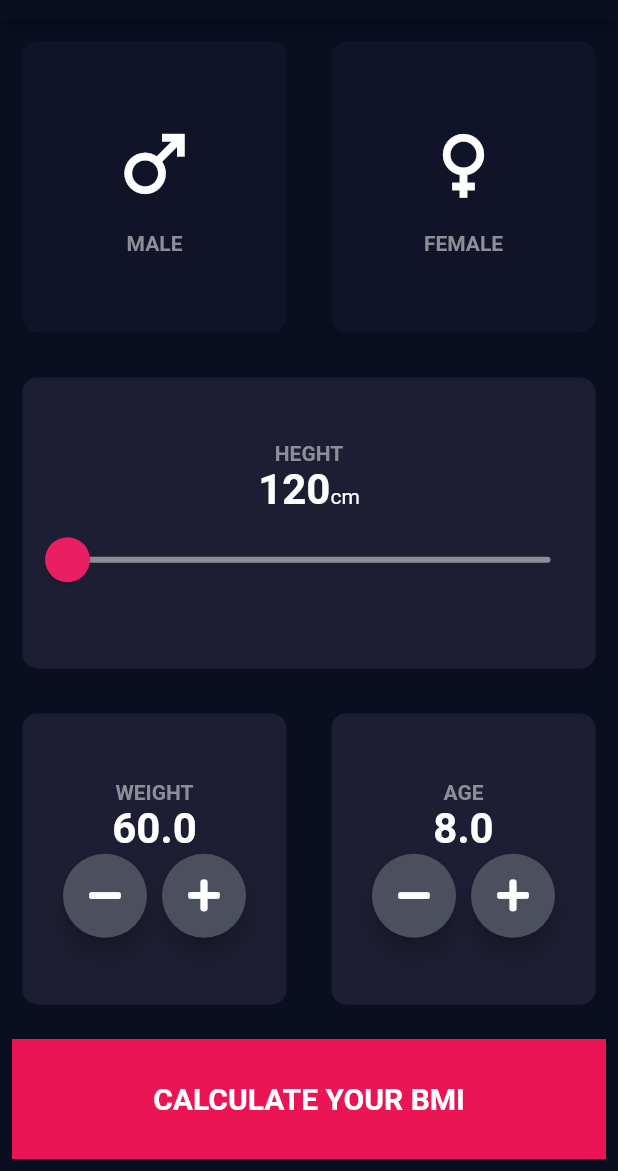
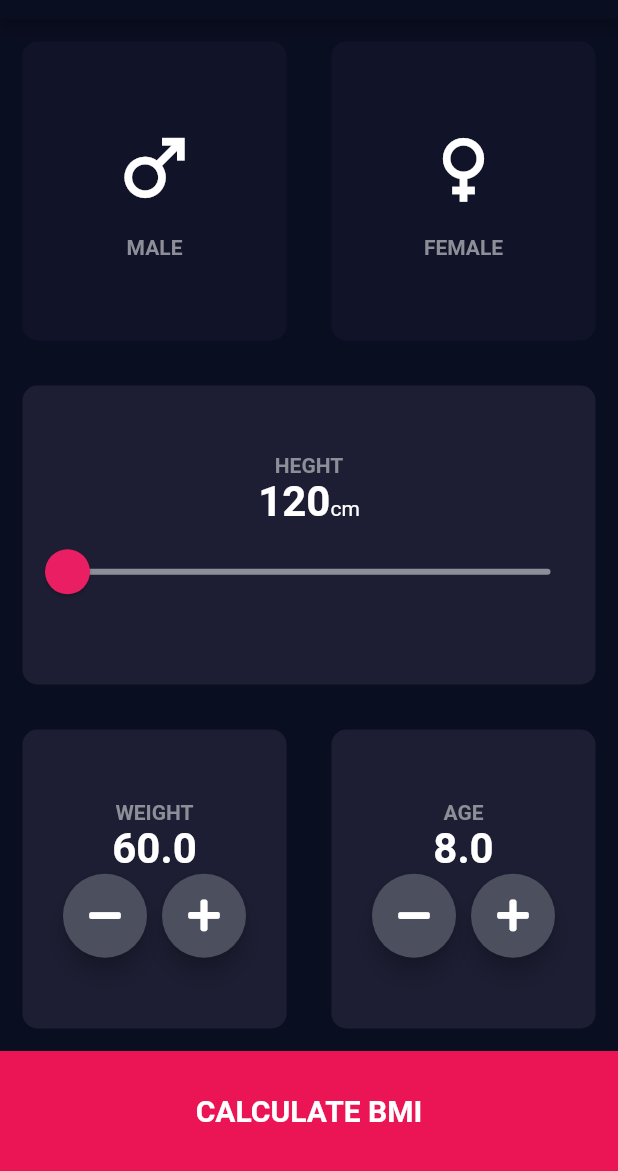
Before and after one commit to LifeAsADropOut/BMI-APP, a Flutter app: the screen it shows after launch, on a phone screen of 412 x 824 dp, the part 65-1236 px from its top. Run offline on Flutter 3.47's test engine with Material 2 defaults, Android fonts, the light colour scheme and no system bars; our stand-ins replace font_awesome_flutter.

Commit message:
finishing app...

```diff
--- /dev/null
+++ b/lib/bottomContainerButton.dart
@@ -0,0 +1,31 @@
+import 'package:bmi_app2/utils.dart';
+import 'package:flutter/material.dart';
+
+class BottomContainerButton extends StatelessWidget {
+  final String label;
+  final void Function() onPressed;
+  const BottomContainerButton(
+      {required this.label, required this.onPressed, Key? key})
+      : super(key: key);
+
+  @override
+  Widget build(BuildContext context) {
+    return TextButton(
+      style: ButtonStyle(
+        padding: MaterialStateProperty.all(EdgeInsets.zero),
+      ),
+      onPressed: onPressed,
+      child: Container(
+        width: double.infinity,
+        color: kBottomContainerColor,
+        height: 80.0,
+        child: Center(
+          child: Text(
+            label,
+            style: kNumberStyle.copyWith(fontSize: 20.0),
+          ),
+        ),
+      ),
+    );
+  }
+}
--- a/lib/input_page.dart
+++ b/lib/input_page.dart
@@ -1,3 +1,4 @@
+import 'package:bmi_app2/bottomContainerButton.dart';
 import 'package:bmi_app2/parameter_box.dart';
 import 'package:bmi_app2/utils.dart';
 import 'package:flutter/material.dart';
@@ -143,7 +144,8 @@ class _InputPageState extends State<InputPage> {
               ],
             ),
           ),
-          TextButton(
+          BottomContainerButton(
+              label: "CALCULATE BMI",
               onPressed: () {
                 Navigator.pushNamed(context, kResultsPage, arguments: {
                   'weight': _weight,
@@ -151,19 +153,7 @@ class _InputPageState extends State<InputPage> {
                   'age': _age,
                   'gender': _gender,
                 });
-            },
-            child: Container(
-              width: double.infinity,
-              color: kBottomContainerColor,
-              height: 80.0,
-              child: Center(
-                child: Text(
-                  "CALCULATE YOUR BMI",
-                  style: kNumberStyle.copyWith(fontSize: 20.0),
-                ),
-              ),
-            ),
-          )
+              }),
         ],
       ),
     );
--- a/lib/utils.dart
+++ b/lib/utils.dart
@@ -39,3 +39,9 @@ ThemeData appTheme(BuildContext context) => ThemeData.dark().copyWith(
         0xFF0A0E21,
       ),
     );
+
+const Map<String, String> kBMIlogs = {
+  'high': "You have higher than normal body weight. Try to exercise more.",
+  'normal': "You are healthy!",
+  'underweight': "You are underweight. Try to eat more!",
+};
```
Also changed, not shown: lib/results.dart (+57 -5 lines). Lines whose indentation alone changed are shown as unchanged.
